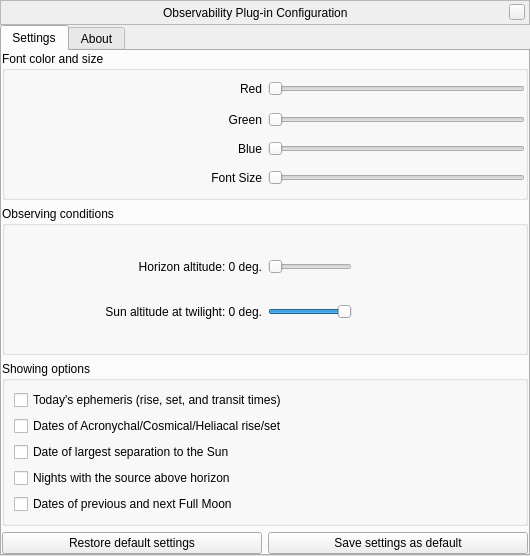
519984307/stellarium_src, file plugins/Observability/src/gui/ObservabilityDialog.ui: the form before one commit.
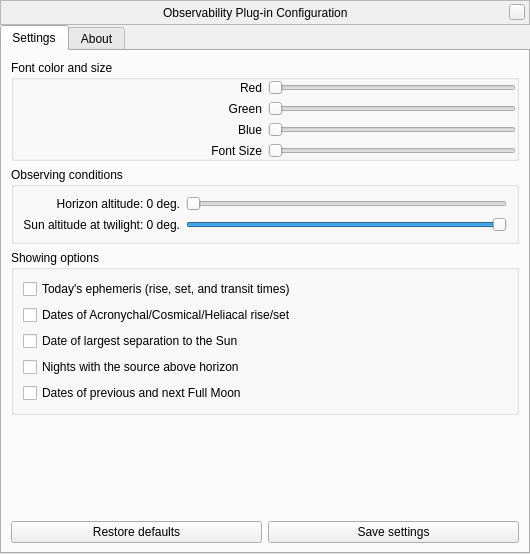
The form after the commit. Custom widgets are drawn as their Qt base class.

Patch:
```diff
--- a/plugins/Observability/src/gui/ObservabilityDialog.ui
+++ b/plugins/Observability/src/gui/ObservabilityDialog.ui
@@ -7,7 +7,7 @@
     <x>0</x>
     <y>0</y>
     <width>530</width>
-    <height>556</height>
+    <height>554</height>
    </rect>
   </property>
   <property name="windowTitle">
@@ -136,9 +136,6 @@
        <string>Settings</string>
       </attribute>
       <layout class="QVBoxLayout" name="verticalLayout">
-       <property name="margin">
-        <number>0</number>
-       </property>
        <item>
         <widget class="QGroupBox" name="fontSettingsBox">
          <property name="title">
@@ -245,10 +242,21 @@
          <property name="title">
           <string>Observing conditions</string>
          </property>
-         <layout class="QVBoxLayout" name="verticalLayout_5">
-          <item>
-           <layout class="QHBoxLayout" name="horizontalLayout_5">
-            <item>
+         <layout class="QGridLayout" name="gridLayout_2">
+          <item row="1" column="1">
+           <widget class="QSlider" name="sunAltitudeSlider">
+            <property name="minimum">
+             <number>-20</number>
+            </property>
+            <property name="maximum">
+             <number>0</number>
+            </property>
+            <property name="orientation">
+             <enum>Qt::Horizontal</enum>
+            </property>
+           </widget>
+          </item>
+          <item row="0" column="0">
              <widget class="QLabel" name="horizonAltitudeLabel">
               <property name="text">
                <string notr="true">Horizon altitude: 0 deg.</string>
@@ -258,7 +266,7 @@
               </property>
              </widget>
             </item>
-            <item alignment="Qt::AlignLeft">
+          <item row="0" column="1">
              <widget class="QSlider" name="horizonAltitudeSlider">
               <property name="maximum">
                <number>45</number>
@@ -268,11 +276,7 @@
               </property>
              </widget>
             </item>
-           </layout>
-          </item>
-          <item>
-           <layout class="QHBoxLayout" name="horizontalLayout_55">
-            <item>
+          <item row="1" column="0">
              <widget class="QLabel" name="sunAltitudeLabel">
               <property name="text">
                <string notr="true">Sun altitude at twilight: 0 deg.</string>
@@ -282,21 +286,6 @@
               </property>
              </widget>
             </item>
-            <item alignment="Qt::AlignLeft">
-             <widget class="QSlider" name="sunAltitudeSlider">
-              <property name="minimum">
-               <number>-20</number>
-              </property>
-              <property name="maximum">
-               <number>0</number>
-              </property>
-              <property name="orientation">
-               <enum>Qt::Horizontal</enum>
-              </property>
-             </widget>
-            </item>
-           </layout>
-          </item>
          </layout>
         </widget>
        </item>
@@ -345,7 +334,20 @@
         </widget>
        </item>
        <item>
-        <layout class="QHBoxLayout" name="horizontalLayout_7">
+        <spacer name="verticalSpacer">
+         <property name="orientation">
+          <enum>Qt::Vertical</enum>
+         </property>
+         <property name="sizeHint" stdset="0">
+          <size>
+           <width>20</width>
+           <height>40</height>
+          </size>
+         </property>
+        </spacer>
+       </item>
+       <item>
+        <layout class="QHBoxLayout" name="horizontalLayout">
          <item>
           <widget class="QPushButton" name="restoreDefaultsButton">
            <property name="sizePolicy">
@@ -355,7 +357,7 @@
             </sizepolicy>
            </property>
            <property name="text">
-            <string>Restore default settings</string>
+            <string>Restore defaults</string>
            </property>
           </widget>
          </item>
@@ -368,7 +370,7 @@
             </sizepolicy>
            </property>
            <property name="text">
-            <string>Save settings as default</string>
+            <string>Save settings</string>
            </property>
           </widget>
          </item>
```
Left out of the diff: 30 changed lines with no effect on the pictures. Lines whose indentation alone changed are shown as unchanged.
